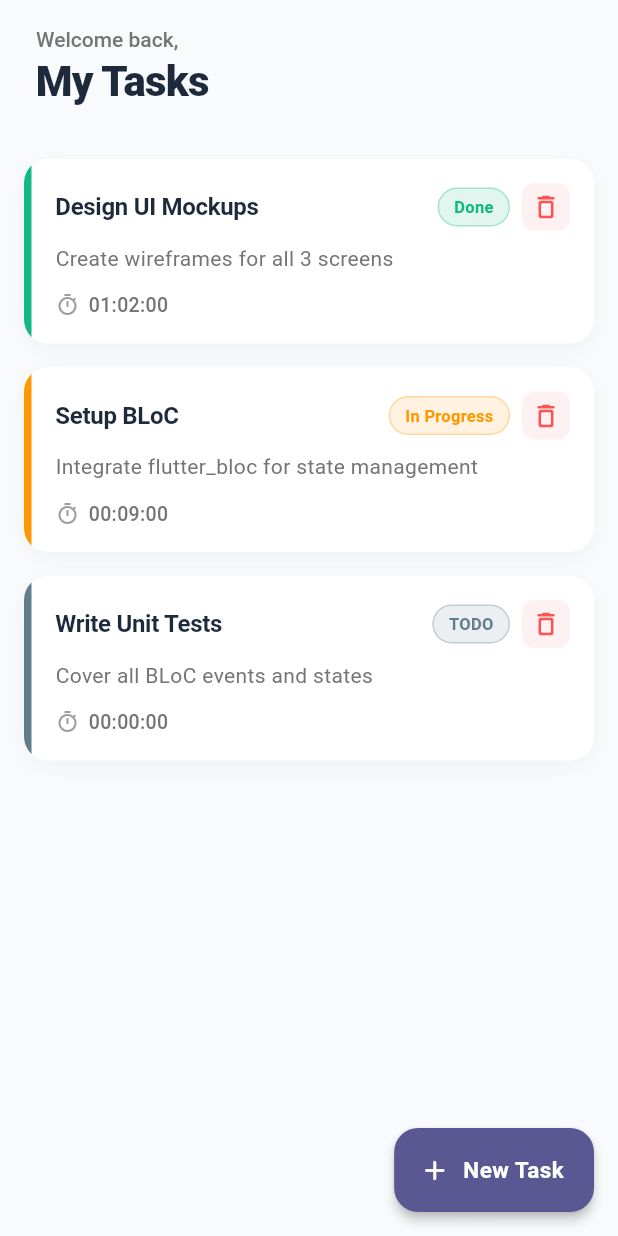
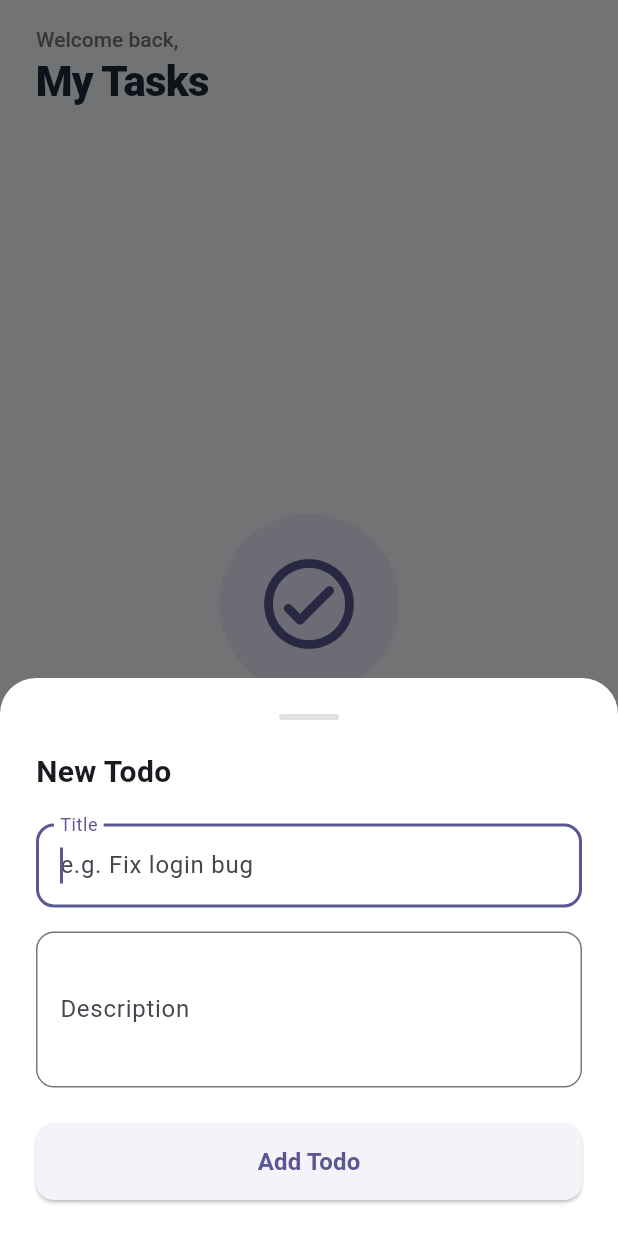
Before and after one commit to Tanvis-Goyani/lmgtodo, a Flutter app: the screen it shows after launch, after a tap on "New Task", on a phone screen of 412 x 824 dp. Run offline on Flutter 3.47's test engine with Material 3 defaults, Android fonts, the phone set to English and light mode, and no system bars; our stand-ins replace equatable, flutter_bloc, hive, hive_flutter; accounts and stored records are empty.

Commit message:
Create TODO added | UI modification| Delete TODO

```diff
--- a/lib/bloc/todo_bloc.dart
+++ b/lib/bloc/todo_bloc.dart
@@ -1,39 +1,139 @@
+import 'dart:async';
+
 import 'package:flutter_bloc/flutter_bloc.dart';
 import '../models/todo_model.dart';
+import '../repository/todo_repository.dart';
 import 'todo_event.dart';
 import 'todo_state.dart';
 
 class TodoBloc extends Bloc<TodoEvent, TodoState> {
-  TodoBloc() : super(TodoInitial()) {
+  final TodoRepository repository;
+  Timer? _ticker;
+  int _tickCount = 0;
+
+  TodoBloc({required this.repository}) : super(TodoInitial()) {
     on<LoadTodos>(_onLoadTodos);
+    on<AddTodo>(_onAddTodo);
+    on<DeleteTodo>(_onDeleteTodo);
+    on<StartTimer>(_onStartTimer);
+    on<PauseTimer>(_onPauseTimer);
+    on<TickTimers>(_onTickTimers);
+    on<CompleteTodo>(_onCompleteTodo);
   }
 
-  void _onLoadTodos(LoadTodos event, Emitter<TodoState> emit) {
-    // Hardcoded dummy data for now
-    final todos = [
-      Todo(
-        id: '1',
-        title: 'Design UI Mockups',
-        description: 'Create wireframes for all 3 screens',
-        status: TodoStatus.done,
-        elapsedSeconds: 3720,
-      ),
-      Todo(
-        id: '2',
-        title: 'Setup BLoC',
-        description: 'Integrate flutter_bloc for state management',
-        status: TodoStatus.inProgress,
-        elapsedSeconds: 540,
-      ),
-      Todo(
-        id: '3',
-        title: 'Write Unit Tests',
-        description: 'Cover all BLoC events and states',
-        status: TodoStatus.todo,
-        elapsedSeconds: 0,
-      ),
-    ];
+  Future<void> _onLoadTodos(LoadTodos event, Emitter<TodoState> emit) async {
+    final todos = repository.getAll();
+    emit(TodoLoaded(todos));
 
-    emit(TodoLoaded(todos));
+    // Resume ticker if any todos were running when app was closed
+    final anyRunning = todos.any((t) => t.isRunning);
+    if (anyRunning) _startGlobalTicker();
+  }
+
+  Future<void> _onAddTodo(AddTodo event, Emitter<TodoState> emit) async {
+    await repository.add(event.todo);
+    if (state is TodoLoaded) {
+      final current = (state as TodoLoaded).todos;
+      emit(TodoLoaded([...current, event.todo]));
+    }
+  }
+
+  Future<void> _onDeleteTodo(DeleteTodo event, Emitter<TodoState> emit) async {
+    await repository.delete(event.id);
+    if (state is TodoLoaded) {
+      final updated = (state as TodoLoaded).todos
+          .where((t) => t.id != event.id)
+          .toList();
+      emit(TodoLoaded(updated));
+    }
+  }
+
+  Future<void> _onStartTimer(StartTimer event, Emitter<TodoState> emit) async {
+    if (state is TodoLoaded) {
+      final updated = (state as TodoLoaded).todos.map((t) {
+        if (t.id == event.id) {
+          return t.copyWith(isRunning: true, status: TodoStatus.inProgress);
+        }
+        return t;
+      }).toList();
+
+      final updatedTodo = updated.firstWhere((t) => t.id == event.id);
+      await repository.update(updatedTodo);
+
+      emit(TodoLoaded(updated));
+      _startGlobalTicker();
+    }
+  }
+
+  Future<void> _onPauseTimer(PauseTimer event, Emitter<TodoState> emit) async {
+    if (state is TodoLoaded) {
+      final updated = (state as TodoLoaded).todos.map((t) {
+        if (t.id == event.id) return t.copyWith(isRunning: false);
+        return t;
+      }).toList();
+
+      final updatedTodo = updated.firstWhere((t) => t.id == event.id);
+      await repository.update(updatedTodo);
+
+      emit(TodoLoaded(updated));
+
+      final anyRunning = updated.any((t) => t.isRunning);
+      if (!anyRunning) _ticker?.cancel();
+    }
+  }
+
+  Future<void> _onTickTimers(TickTimers event, Emitter<TodoState> emit) async {
+    if (state is TodoLoaded) {
+      final updated = (state as TodoLoaded).todos.map((t) {
+        if (t.isRunning)
+          return t.copyWith(elapsedSeconds: t.elapsedSeconds + 1);
+        return t;
+      }).toList();
+
+      emit(TodoLoaded(updated));
+
+      // Persist to Hive every 10 seconds, not every tick
+      _tickCount++;
+      if (_tickCount % 10 == 0) {
+        for (final t in updated.where((t) => t.isRunning)) {
+          await repository.update(t);
+        }
+      }
+    }
+  }
+
+  Future<void> _onCompleteTodo(
+    CompleteTodo event,
+    Emitter<TodoState> emit,
+  ) async {
+    if (state is TodoLoaded) {
+      final updated = (state as TodoLoaded).todos.map((t) {
+        if (t.id == event.id) {
+          return t.copyWith(status: TodoStatus.done, isRunning: false);
+        }
+        return t;
+      }).toList();
+
+      final updatedTodo = updated.firstWhere((t) => t.id == event.id);
+      await repository.update(updatedTodo);
+
+      emit(TodoLoaded(updated));
+
+      final anyRunning = updated.any((t) => t.isRunning);
+      if (!anyRunning) _ticker?.cancel();
+    }
+  }
+
+  void _startGlobalTicker() {
+    if (_ticker != null && _ticker!.isActive) return;
+    _ticker = Timer.periodic(const Duration(seconds: 1), (_) {
+      add(TickTimers());
+    });
+  }
+
+  @override
+  Future<void> close() {
+    _ticker?.cancel();
+    return super.close();
   }
 }
--- a/lib/bloc/todo_event.dart
+++ b/lib/bloc/todo_event.dart
@@ -1,4 +1,5 @@
 import 'package:equatable/equatable.dart';
+import 'package:lmgtodo/models/todo_model.dart';
 
 abstract class TodoEvent extends Equatable {
   @override
@@ -6,3 +7,43 @@ abstract class TodoEvent extends Equatable {
 }
 
 class LoadTodos extends TodoEvent {}
+
+class AddTodo extends TodoEvent {
+  final Todo todo;
+  AddTodo(this.todo);
+
+  @override
+  List<Object?> get props => [todo];
+}
+
+class DeleteTodo extends TodoEvent {
+  final String id;
+  DeleteTodo(this.id);
+
+  @override
+  List<Object?> get props => [id];
+}
+
+class StartTimer extends TodoEvent {
+  final String id;
+  StartTimer(this.id);
+  @override
+  List<Object?> get props => [id];
+}
+
+class PauseTimer extends TodoEvent {
+  final String id;
+  PauseTimer(this.id);
+  @override
+  List<Object?> get props => [id];
+}
+
+class TickTimers extends TodoEvent {}
+
+class CompleteTodo extends TodoEvent {
+  final String id;
+  CompleteTodo(this.id);
+
+  @override
+  List<Object?> get props => [id];
+}
--- a/lib/main.dart
+++ b/lib/main.dart
@@ -1,16 +1,28 @@
 import 'package:flutter/material.dart';
 import 'package:flutter_bloc/flutter_bloc.dart';
+import 'package:hive/hive.dart';
+import 'package:hive_flutter/hive_flutter.dart';
 import 'package:lmgtodo/constants/app_colors.dart';
+import 'package:lmgtodo/models/todo_model.dart';
+import 'package:lmgtodo/repository/todo_repository.dart';
 import 'bloc/todo_bloc.dart';
 import 'bloc/todo_event.dart';
 import 'pages/todo_list_page.dart';
 
-void main() {
-  runApp(const MyApp());
+Future<void> main() async {
+  WidgetsFlutterBinding.ensureInitialized();
+  await Hive.initFlutter();
+  Hive.registerAdapter(TodoAdapter());
+
+  final repo = TodoRepository();
+
+  await repo.init();
+  runApp(MyApp(repository: repo));
 }
 
 class MyApp extends StatelessWidget {
-  const MyApp({super.key});
+  final TodoRepository repository;
+  const MyApp({super.key, required this.repository});
   @override
   Widget build(BuildContext context) {
     return MaterialApp(
@@ -29,7 +41,7 @@ class MyApp extends StatelessWidget {
         ),
       ),
       home: BlocProvider(
-        create: (_) => TodoBloc()..add(LoadTodos()),
+        create: (_) => TodoBloc(repository: repository)..add(LoadTodos()),
         child: const TodoListPage(),
       ),
     );
--- a/lib/models/todo_model.dart
+++ b/lib/models/todo_model.dart
@@ -1,21 +1,40 @@
 import 'package:equatable/equatable.dart';
+import 'package:hive/hive.dart';
+
+part 'todo_model.g.dart';
 
 enum TodoStatus { todo, inProgress, done }
 
+@HiveType(typeId: 0)
 class Todo extends Equatable {
+  @HiveField(0)
   final String id;
+
+  @HiveField(1)
   final String title;
+
+  @HiveField(2)
   final String description;
-  final TodoStatus status;
-  final int elapsedSeconds; // for timer
+
+  @HiveField(3)
+  final int statusIndex;
+
+  @HiveField(4)
+  final int elapsedSeconds;
+
+  @HiveField(5)
+  final bool isRunning;
 
   const Todo({
     required this.id,
     required this.title,
     required this.description,
-    this.status = TodoStatus.todo,
+    this.statusIndex = 0,
     this.elapsedSeconds = 0,
+    this.isRunning = false,
   });
+
+  TodoStatus get status => TodoStatus.values[statusIndex];
 
   Todo copyWith({
     String? id,
@@ -23,16 +42,25 @@ class Todo extends Equatable {
     String? description,
     TodoStatus? status,
     int? elapsedSeconds,
+    bool? isRunning,
   }) {
     return Todo(
       id: id ?? this.id,
       title: title ?? this.title,
       description: description ?? this.description,
-      status: status ?? this.status,
+      statusIndex: status != null ? status.index : statusIndex,
       elapsedSeconds: elapsedSeconds ?? this.elapsedSeconds,
+      isRunning: isRunning ?? this.isRunning,
     );
   }
 
   @override
-  List<Object?> get props => [id, title, description, status, elapsedSeconds];
+  List<Object?> get props => [
+    id,
+    title,
+    description,
+    statusIndex,
+    elapsedSeconds,
+    isRunning,
+  ];
 }
--- /dev/null
+++ b/lib/pages/todo_form_sheet.dart
@@ -0,0 +1,128 @@
+import 'package:flutter/material.dart';
+import 'package:flutter_bloc/flutter_bloc.dart';
+import 'package:lmgtodo/bloc/todo_bloc.dart';
+import 'package:lmgtodo/bloc/todo_event.dart';
+import 'package:lmgtodo/models/todo_model.dart';
+
+class TodoFormSheet extends StatefulWidget {
+  const TodoFormSheet({super.key});
+
+  @override
+  State<TodoFormSheet> createState() => _TodoFormSheetState();
+}
+
+class _TodoFormSheetState extends State<TodoFormSheet> {
+  final _titleController = TextEditingController();
+  final _descController = TextEditingController();
+  final _formKey = GlobalKey<FormState>();
+
+  @override
+  void dispose() {
+    _titleController.dispose();
+    _descController.dispose();
+    super.dispose();
+  }
+
+  void _submit() {
+    if (!_formKey.currentState!.validate()) return;
+
+    final todo = Todo(
+      id: DateTime.now().millisecondsSinceEpoch.toString(),
+      title: _titleController.text.trim(),
+      description: _descController.text.trim(),
+      statusIndex: TodoStatus.todo.index,
+      elapsedSeconds: 0,
+    );
+
+    context.read<TodoBloc>().add(AddTodo(todo));
+    Navigator.pop(context);
+  }
+
+  @override
+  Widget build(BuildContext context) {
+    final bottomInset = MediaQuery.of(context).viewInsets.bottom;
+
+    return Container(
+      padding: EdgeInsets.fromLTRB(24, 24, 24, 24 + bottomInset),
+      decoration: const BoxDecoration(
+        color: Colors.white,
+        borderRadius: BorderRadius.vertical(top: Radius.circular(24)),
+      ),
+      child: Form(
+        key: _formKey,
+        child: Column(
+          mainAxisSize: MainAxisSize.min,
+          crossAxisAlignment: CrossAxisAlignment.start,
+          children: [
+            Center(
+              child: Container(
+                width: 40,
+                height: 4,
+                decoration: BoxDecoration(
+                  color: Colors.grey[300],
+                  borderRadius: BorderRadius.circular(2),
+                ),
+              ),
+            ),
+            const SizedBox(height: 20),
+
+            const Text(
+              'New Todo',
+              style: TextStyle(fontSize: 20, fontWeight: FontWeight.bold),
+            ),
+            const SizedBox(height: 20),
+
+            TextFormField(
+              controller: _titleController,
+              autofocus: true,
+              decoration: InputDecoration(
+                labelText: 'Title',
+                hintText: 'e.g. Fix login bug',
+                border: OutlineInputBorder(
+                  borderRadius: BorderRadius.circular(12),
+                ),
+              ),
+              validator: (val) => (val == null || val.trim().isEmpty)
+                  ? 'Title is required'
+                  : null,
+            ),
+            const SizedBox(height: 16),
+
+            TextFormField(
+              controller: _descController,
+              maxLines: 3,
+              decoration: InputDecoration(
+                labelText: 'Description',
+                hintText: 'e.g. Check token expiry logic',
+                border: OutlineInputBorder(
+                  borderRadius: BorderRadius.circular(12),
+                ),
+              ),
+              validator: (val) => (val == null || val.trim().isEmpty)
+                  ? 'Description is required'
+                  : null,
+            ),
+            const SizedBox(height: 24),
+
+            SizedBox(
+              width: double.infinity,
+              child: ElevatedButton(
+                onPressed: _submit,
+                style: ElevatedButton.styleFrom(
+                  padding: const EdgeInsets.symmetric(vertical: 14),
+                  shape: RoundedRectangleBorder(
+                    borderRadius: BorderRadius.circular(12),
+                  ),
+                ),
+                child: const Text(
+                  'Add Todo',
+                  style: TextStyle(fontSize: 16, fontWeight: FontWeight.w600),
+                ),
+              ),
+            ),
+          ],
+        ),
+      ),
+    );
+  }
+}
--- a/lib/pages/todo_list_page.dart
+++ b/lib/pages/todo_list_page.dart
@@ -1,7 +1,9 @@
 import 'package:flutter/material.dart';
 import 'package:flutter_bloc/flutter_bloc.dart';
 import 'package:lmgtodo/bloc/todo_bloc.dart';
+import 'package:lmgtodo/bloc/todo_event.dart';
 import 'package:lmgtodo/bloc/todo_state.dart';
+import 'package:lmgtodo/pages/todo_form_sheet.dart';
 import 'package:lmgtodo/widgets/todo_card.dart';
 import 'package:lmgtodo/constants/app_colors.dart';
 
@@ -52,7 +54,9 @@ class TodoListPage extends StatelessWidget {
                     Container(
                       padding: const EdgeInsets.all(24),
                       decoration: BoxDecoration(
-                        color: Theme.of(context).colorScheme.primaryContainer.withAlpha(128),
+                        color: Theme.of(
+                          context,
+                        ).colorScheme.primaryContainer.withAlpha(128),
                         shape: BoxShape.circle,
                       ),
                       child: Icon(
@@ -92,9 +96,17 @@ class TodoListPage extends StatelessWidget {
                 final todo = state.todos[index];
                 return TodoCard(
                   todo: todo,
-                  onDelete: () {
-                    // Delete feature coming in next step
-                  },
+                  onDelete: () =>
+                      context.read<TodoBloc>().add(DeleteTodo(todo.id)),
+
+                  onStart: () =>
+                      context.read<TodoBloc>().add(StartTimer(todo.id)),
+
+                  onPause: () =>
+                      context.read<TodoBloc>().add(PauseTimer(todo.id)),
+
+                  onComplete: () =>
+                      context.read<TodoBloc>().add(CompleteTodo(todo.id)),
                 );
               },
             );
@@ -104,7 +116,15 @@ class TodoListPage extends StatelessWidget {
       ),
       floatingActionButton: FloatingActionButton.extended(
         onPressed: () {
-          // Add todo — coming in next step
+          showModalBottomSheet(
+            context: context,
+            isScrollControlled: true,
+            backgroundColor: Colors.transparent,
+            builder: (_) => BlocProvider.value(
+              value: context.read<TodoBloc>(),
+              child: const TodoFormSheet(),
+            ),
+          );
         },
         elevation: 3,
         highlightElevation: 6,
@@ -114,7 +134,11 @@ class TodoListPage extends StatelessWidget {
         icon: const Icon(Icons.add_rounded, size: 22),
         label: const Text(
           'New Task',
-          style: TextStyle(fontWeight: FontWeight.w600, fontSize: 15, letterSpacing: 0.3),
+          style: TextStyle(
+            fontWeight: FontWeight.w600,
+            fontSize: 15,
+            letterSpacing: 0.3,
+          ),
         ),
       ),
     );
--- /dev/null
+++ b/lib/repository/todo_repository.dart
@@ -0,0 +1,19 @@
+import 'package:hive_flutter/hive_flutter.dart';
+import '../models/todo_model.dart';
+
+class TodoRepository {
+  static const _boxName = 'todos';
+  late Box<Todo> _box;
+
+  Future<void> init() async {
+    _box = await Hive.openBox<Todo>(_boxName);
+  }
+
+  List<Todo> getAll() => _box.values.toList();
+
+  Future<void> add(Todo todo) async => await _box.put(todo.id, todo);
+
+  Future<void> update(Todo todo) async => await _box.put(todo.id, todo);
+
+  Future<void> delete(String id) async => await _box.delete(id);
+}
--- a/pubspec.yaml
+++ b/pubspec.yaml
@@ -36,6 +36,10 @@ dependencies:
   cupertino_icons: ^1.0.8
   flutter_bloc: ^9.1.1
   equatable: ^2.0.8
+  hive: ^2.2.3
+  hive_flutter: ^1.1.0
+  hive_generator: ^2.0.1
+  build_runner: ^2.4.13
 
 dev_dependencies:
   flutter_test:
```
Also changed, not shown: lib/widgets/todo_card.dart (+92 -10 lines), lib/models/todo_model.g.dart (added), pubspec.lock.
